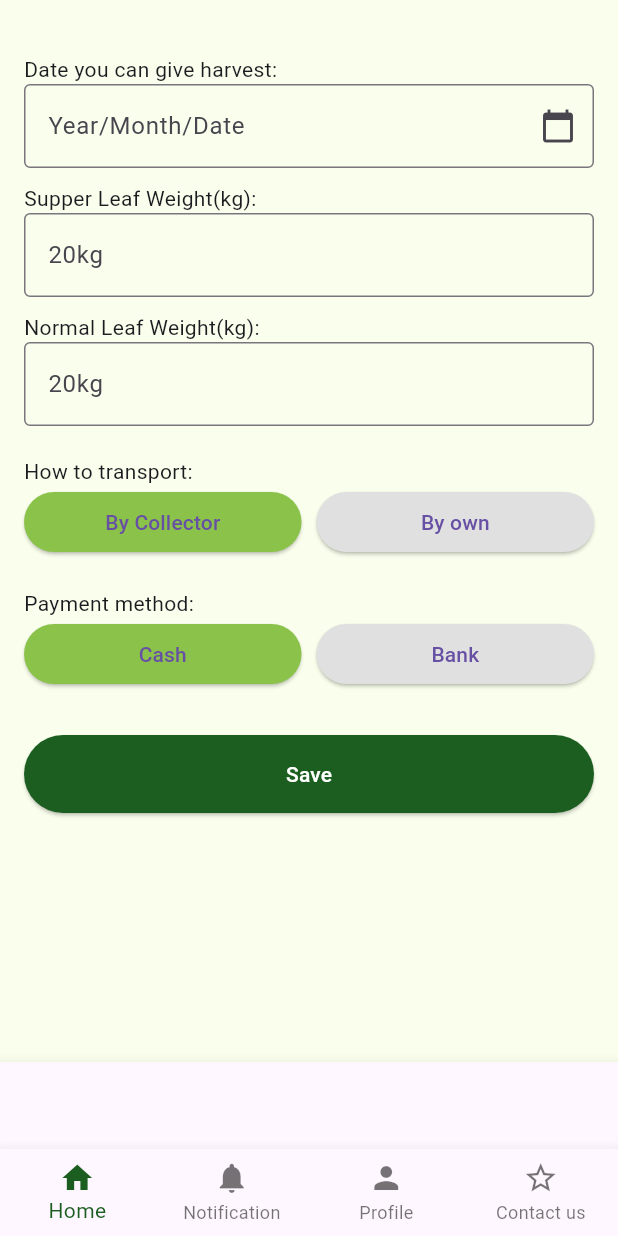
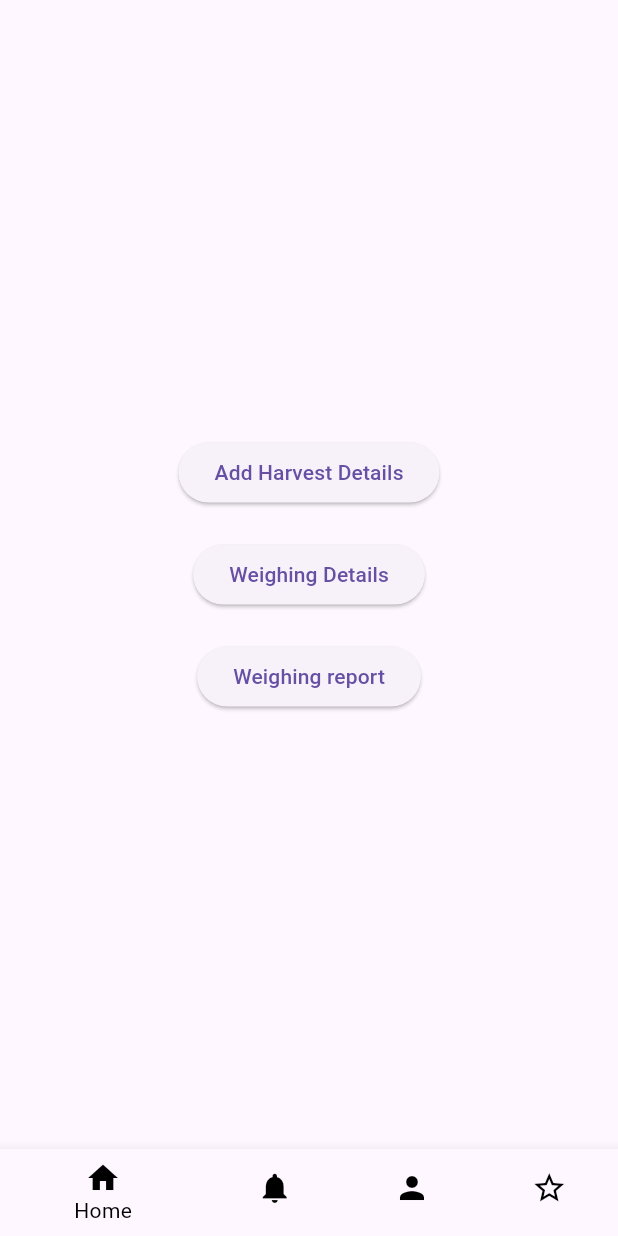
Before and after one commit to TharinduMahesh/TFSMS_NextGenNerds, a Flutter app: the screen it shows after launch, on a phone screen of 412 x 824 dp. Run offline on Flutter 3.47's test engine with Material 3 defaults, Android fonts, the phone set to English and light mode, and no system bars; our stand-ins replace flutter_form_builder.

Commit message:
harvest page updates and weighing page

```diff
--- a/tfsms_app_frontend/lib/main.dart
+++ b/tfsms_app_frontend/lib/main.dart
@@ -1,21 +1,35 @@
 import 'package:flutter/material.dart';
+import 'package:tfsms_app_frontend/pages/home_page_weighing.dart';
 import 'pages/main_page.dart';
+import 'pages/confirmation_page.dart';
+import 'pages/harvest_form_page.dart';
+import 'pages/new_weighing_page.dart';
+import 'pages/report_page.dart';
 
 void main() {
-  runApp(MyApp());
+  runApp(const MyApp());
 }
 
 class MyApp extends StatelessWidget {
+  const MyApp({super.key});
+
   @override
   Widget build(BuildContext context) {
     return MaterialApp(
-      title: 'Harvest App',
+      title: 'TFSMS App',
       debugShowCheckedModeBanner: false,
       theme: ThemeData(
         primarySwatch: Colors.green,
-        fontFamily: 'Roboto',
       ),
-      home: MainPage(),
+      initialRoute: '/',
+      routes: {
+        '/': (context) => const MainPage(),             // Main Dashboard
+        '/form': (context) => const HarvestFormPage(),   // Harvest Form
+        '/confirmation': (context) => const ConfirmationPage(), // After Harvest Save
+        '/new-weighing': (context) => const NewWeighingPage(),   // New Weighing Entry
+        '/report': (context) => const ReportPage(),      // Weighing Report
+        '/home-weighing': (context) => const HomePageWeighing(), // Weighing Home Page
+      },
     );
   }
 }
--- a/tfsms_app_frontend/lib/pages/harvest_form_page.dart
+++ b/tfsms_app_frontend/lib/pages/harvest_form_page.dart
@@ -1,194 +1,114 @@
 import 'package:flutter/material.dart';
-import 'package:intl/intl.dart';
-import '../models/harvest_entity.dart';
-import '../services/api_handler.dart';
-import 'confirmation_page.dart';
+import 'package:flutter_form_builder/flutter_form_builder.dart';
 
 class HarvestFormPage extends StatefulWidget {
+  const HarvestFormPage({super.key});
+
   @override
-  _HarvestFormPageState createState() => _HarvestFormPageState();
+  State<HarvestFormPage> createState() => _HarvestFormPageState();
 }
 
 class _HarvestFormPageState extends State<HarvestFormPage> {
-  DateTime? selectedDate;
-  final _superLeafController = TextEditingController();
-  final _normalLeafController = TextEditingController();
-  String transportMethod = 'By Collector';
-  String paymentMethod = 'Cash';
-
-  void _pickDate() async {
-    final DateTime? picked = await showDatePicker(
-      context: context,
-      initialDate: DateTime.now(),
-      firstDate: DateTime(2020),
-      lastDate: DateTime(2030),
-    );
-    if (picked != null) {
-      setState(() {
-        selectedDate = picked;
-      });
-    }
-  }
-
-  void _saveData() async {
-    if (selectedDate == null ||
-        _superLeafController.text.isEmpty ||
-        _normalLeafController.text.isEmpty) {
-      ScaffoldMessenger.of(context).showSnackBar(
-        SnackBar(content: Text("Please fill all fields")),
-      );
-      return;
-    }
-
-    HarvestEntity harvest = HarvestEntity(
-      date: selectedDate!,
-      superLeafWeight: double.parse(_superLeafController.text),
-      normalLeafWeight: double.parse(_normalLeafController.text),
-      transportMethod: transportMethod,
-      paymentMethod: paymentMethod,
-    );
-
-    bool success = await ApiHandler.saveHarvest(harvest);
-    if (success) {
-      Navigator.push(context, MaterialPageRoute(builder: (_) => ConfirmationPage()));
-    } else {
-      ScaffoldMessenger.of(context).showSnackBar(
-        SnackBar(content: Text("Failed to save. Try again.")),
-      );
-    }
-  }
+  final _formKey = GlobalKey<FormBuilderState>();
 
   @override
   Widget build(BuildContext context) {
     return Scaffold(
-      backgroundColor: const Color(0xF3FAFFEC),
-      body: SafeArea(
+      backgroundColor: const Color(0xFFFFF9E5), // Light yellow background
+      body: SingleChildScrollView(
         child: Padding(
-          padding: const EdgeInsets.all(16.0),
-          child: ListView(
-            children: [
-              const SizedBox(height: 20),
-              Text("Date you can give harvest:"),
-              GestureDetector(
-                onTap: _pickDate,
-                child: AbsorbPointer(
-                  child: TextFormField(
-                    decoration: InputDecoration(
-                      hintText: 'Year/Month/Date',
-                      suffixIcon: Icon(Icons.calendar_today),
-                      border: OutlineInputBorder(),
-                    ),
-                    controller: TextEditingController(
-                      text: selectedDate != null
-                          ? DateFormat('yyyy/MM/dd').format(selectedDate!)
-                          : '',
-                    ),
-                  ),
-                ),
-              ),
-              const SizedBox(height: 10),
-              Text("Supper Leaf Weight(kg):"),
-              TextField(
-                controller: _superLeafController,
-                keyboardType: TextInputType.number,
-                decoration: InputDecoration(
-                  hintText: '20kg',
-                  border: OutlineInputBorder(),
-                ),
-              ),
-              const SizedBox(height: 10),
-              Text("Normal Leaf Weight(kg):"),
-              TextField(
-                controller: _normalLeafController,
-                keyboardType: TextInputType.number,
-                decoration: InputDecoration(
-                  hintText: '20kg',
-                  border: OutlineInputBorder(),
-                ),
-              ),
-              const SizedBox(height: 20),
-              Text("How to transport:"),
-              Row(
-                children: [
-                  Expanded(
-                    child: ElevatedButton(
-                      onPressed: () => setState(() => transportMethod = 'By Collector'),
-                      child: Text("By Collector"),
-                      style: ElevatedButton.styleFrom(
-                        backgroundColor: transportMethod == 'By Collector'
-                            ? Colors.lightGreen
-                            : Colors.grey[300],
-                      ),
-                    ),
-                  ),
-                  SizedBox(width: 10),
-                  Expanded(
-                    child: ElevatedButton(
-                      onPressed: () => setState(() => transportMethod = 'By own'),
-                      child: Text("By own"),
-                      style: ElevatedButton.styleFrom(
-                        backgroundColor: transportMethod == 'By own'
-                            ? Colors.lightGreen
-                            : Colors.grey[300],
-                      ),
-                    ),
+          padding: const EdgeInsets.all(20.0),
+          child: Container(
+            padding: const EdgeInsets.all(20),
+            decoration: BoxDecoration(
+              color: Colors.white, // White box for the form
+              borderRadius: BorderRadius.circular(20),
+              boxShadow: [
+                BoxShadow(
+                  color: Colors.black12,
+                  blurRadius: 10,
+                  spreadRadius: 2,
+                  offset: const Offset(0, 5),
                 ),
               ],
             ),
+            child: FormBuilder(
+              key: _formKey,
+              child: Column(
+                children: [
                   const SizedBox(height: 20),
-              Text("Payment method:"),
-              Row(
-                children: [
-                  Expanded(
-                    child: ElevatedButton(
-                      onPressed: () => setState(() => paymentMethod = 'Cash'),
-                      child: Text("Cash"),
-                      style: ElevatedButton.styleFrom(
-                        backgroundColor: paymentMethod == 'Cash'
-                            ? Colors.lightGreen
-                            : Colors.grey[300],
+                  FormBuilderDateTimePicker(
+                    name: 'date',
+                    inputType: InputType.date,
+                    decoration: _inputDecoration('Date you can give harvest', 'Year/Month/Date'),
                   ),
+                  const SizedBox(height: 20),
+                  FormBuilderTextField(
+                    name: 'supperLeafWeight',
+                    keyboardType: TextInputType.number,
+                    decoration: _inputDecoration('Supper Leaf Weight (kg)', '20kg'),
                   ),
+                  const SizedBox(height: 20),
+                  FormBuilderTextField(
+                    name: 'normalLeafWeight',
+                    keyboardType: TextInputType.number,
+                    decoration: _inputDecoration('Normal Leaf Weight (kg)', '20kg'),
                   ),
-                  SizedBox(width: 10),
-                  Expanded(
-                    child: ElevatedButton(
-                      onPressed: () => setState(() => paymentMethod = 'Bank'),
-                      child: Text("Bank"),
-                      style: ElevatedButton.styleFrom(
-                        backgroundColor: paymentMethod == 'Bank'
-                            ? Colors.lightGreen
-                            : Colors.grey[300],
+                  const SizedBox(height: 20),
+                  FormBuilderDropdown(
+                    name: 'transportMethod',
+                    decoration: _inputDecoration('How to transport', null),
+                    initialValue: 'By Collector',
+                    items: const [
+                      DropdownMenuItem(value: 'By Collector', child: Text('By Collector')),
+                      DropdownMenuItem(value: 'By own', child: Text('By own')),
+                    ],
                   ),
-                    ),
-                  ),
+                  const SizedBox(height: 20),
+                  FormBuilderDropdown(
+                    name: 'paymentMethod',
+                    decoration: _inputDecoration('Payment method', null),
+                    initialValue: 'Cash',
+                    items: const [
+                      DropdownMenuItem(value: 'Cash', child: Text('Cash')),
+                      DropdownMenuItem(value: 'Bank', child: Text('Bank')),
                     ],
                   ),
                   const SizedBox(height: 30),
                   ElevatedButton(
-                onPressed: _saveData,
-                child: Text("Save", style: TextStyle(color: Colors.white)),
+                    onPressed: _saveForm,
                     style: ElevatedButton.styleFrom(
-                  backgroundColor: Colors.green[900],
+                      backgroundColor: const Color(0xFF0B3C16),
+                      minimumSize: const Size(double.infinity, 50),
                       shape: RoundedRectangleBorder(
                         borderRadius: BorderRadius.circular(30),
                       ),
-                  padding: EdgeInsets.symmetric(vertical: 16),
                     ),
+                    child: const Text('Save',  style: TextStyle(fontSize: 18, color: Colors.white)),
                   ),
                 ],
               ),
             ),
           ),
-      bottomNavigationBar: BottomNavigationBar(
-        currentIndex: 0,
-        items: const [
-          BottomNavigationBarItem(icon: Icon(Icons.home), label: "Home"),
-          BottomNavigationBarItem(icon: Icon(Icons.notifications), label: "Notification"),
-          BottomNavigationBarItem(icon: Icon(Icons.person), label: "Profile"),
-          BottomNavigationBarItem(icon: Icon(Icons.star_border), label: "Contact us"),
-        ],
+        ),
       ),
     );
   }
+
+  InputDecoration _inputDecoration(String label, String? hint) {
+    return InputDecoration(
+      labelText: label,
+      hintText: hint,
+      border: OutlineInputBorder(
+        borderRadius: BorderRadius.circular(10),
+      ),
+    );
   }
+
+  void _saveForm() {
+    if (_formKey.currentState?.saveAndValidate() ?? false) {
+      final formData = _formKey.currentState?.value;
+      Navigator.pushNamed(context, '/confirmation');
+    }
+  }
+}
--- /dev/null
+++ b/tfsms_app_frontend/lib/pages/harvest_screen.dart
@@ -0,0 +1,36 @@
+import 'package:flutter/material.dart';
+
+class HarvestScreen extends StatelessWidget {
+  const HarvestScreen({super.key});
+
+  @override
+  Widget build(BuildContext context) {
+    return Center(
+      child: Column(
+        mainAxisAlignment: MainAxisAlignment.center,
+        children: [
+          ElevatedButton(
+            onPressed: () {
+              Navigator.pushNamed(context, '/form');
+            },
+            child: const Text('Add Harvest Details'),
+          ),
+          const SizedBox(height: 20),
+          ElevatedButton(
+            onPressed: () {
+              Navigator.pushNamed(context, '/home-weighing');
+            },
+            child: const Text('Weighing Details'),
+          ),
+          const SizedBox(height: 20),
+          ElevatedButton(
+            onPressed: () {
+              Navigator.pushNamed(context, '/report');
+            },
+            child: const Text('Weighing report'),
+          ),
+        ],
+      ),
+    );
+  }
+}
--- a/tfsms_app_frontend/lib/pages/main_page.dart
+++ b/tfsms_app_frontend/lib/pages/main_page.dart
@@ -1,21 +1,25 @@
 import 'package:flutter/material.dart';
-import 'harvest_form_page.dart';
-import 'confirmation_page.dart';
+import 'harvest_screen.dart';
+import 'home_page_weighing.dart';
+import 'report_page.dart';
 
 class MainPage extends StatefulWidget {
+  const MainPage({super.key});
+
   @override
-  _MainPageState createState() => _MainPageState();
+  State<MainPage> createState() => _MainPageState();
 }
 
 class _MainPageState extends State<MainPage> {
   int _selectedIndex = 0;
 
   static final List<Widget> _pages = <Widget>[
-    HarvestFormPage(),
-    Center(child: Text('Notifications')), // Placeholder
-    Center(child: Text('Profile')),       // Placeholder
-    Center(child: Text('Contact Us')),    // Placeholder
-  ];
+  HarvestScreen(),
+  Center(child: Text('Notifications')),
+  Center(child: Text('Profile')),
+  Center(child: Text('Contact Us')),
+];
+
 
   void _onItemTapped(int index) {
     setState(() {
@@ -28,27 +32,15 @@ class _MainPageState extends State<MainPage> {
     return Scaffold(
       body: _pages[_selectedIndex],
       bottomNavigationBar: BottomNavigationBar(
-        type: BottomNavigationBarType.fixed,
-        selectedItemColor: Colors.green[900],
         currentIndex: _selectedIndex,
         onTap: _onItemTapped,
+        selectedItemColor: Colors.black,
+        unselectedItemColor: Colors.black,
         items: const [
-          BottomNavigationBarItem(
-            icon: Icon(Icons.home),
-            label: 'Home',
-          ),
-          BottomNavigationBarItem(
-            icon: Icon(Icons.notifications),
-            label: 'Notification',
-          ),
-          BottomNavigationBarItem(
-            icon: Icon(Icons.person),
-            label: 'Profile',
-          ),
-          BottomNavigationBarItem(
-            icon: Icon(Icons.star_border),
-            label: 'Contact us',
-          ),
+          BottomNavigationBarItem(icon: Icon(Icons.home), label: "Home"),
+          BottomNavigationBarItem(icon: Icon(Icons.notifications), label: "Notification"),
+          BottomNavigationBarItem(icon: Icon(Icons.person), label: "Profile"),
+          BottomNavigationBarItem(icon: Icon(Icons.star_border), label: "Contact us"),
         ],
       ),
     );
```
Also changed, not shown: tfsms_app_frontend/lib/pages/confirmation_page.dart (+15 -30 lines), tfsms_app_frontend/lib/pages/home_page_weighing.dart (added, +65 -0 lines), tfsms_app_frontend/lib/pages/new_weighing_page.dart (added, +82 -0 lines), tfsms_app_frontend/lib/pages/report_page.dart (added, +62 -0 lines), tfsms_app_frontend/pubspec.yaml (+2 -5 lines), tfsms_app_frontend/pubspec.lock. Lines whose indentation alone changed are shown as unchanged.
